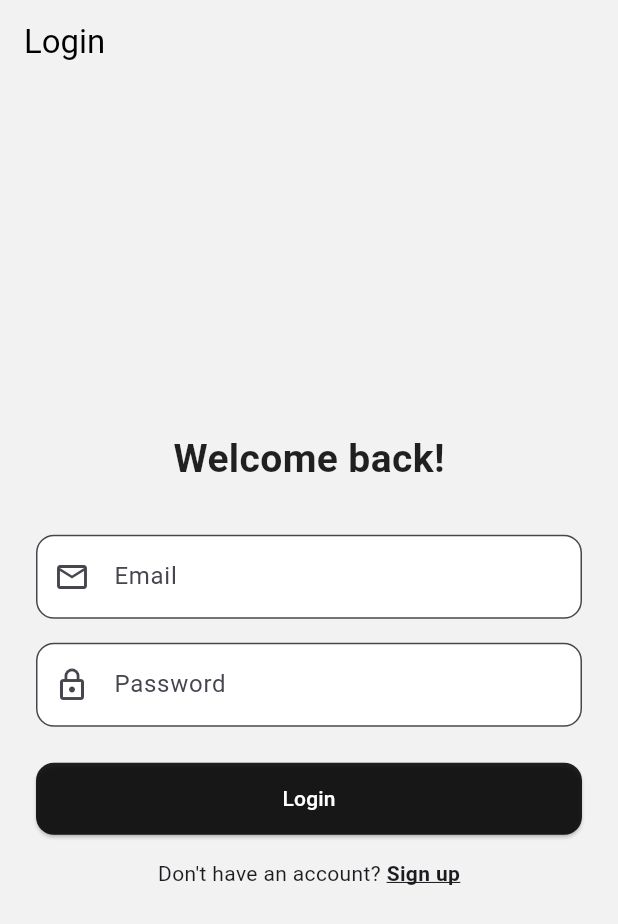
After one commit to doda-s/aiyur-app, a Flutter app: the screen it shows after launch, on a phone screen of 412 x 824 dp. The commit adds this screen. Shown: the top 924 px of the screen. Run offline on Flutter 3.47's test engine with Material 3 defaults, Android fonts, the phone set to English and light mode, and no system bars; our stand-ins replace firebase_core; accounts and stored records are empty.

Commit message:
refactor: create components to the auth pages

```diff
--- a/lib/main.dart
+++ b/lib/main.dart
@@ -1,5 +1,5 @@
-import 'package:aiyurapp/widgets/auth/login_page/login_page.dart';
-import 'package:aiyurapp/widgets/auth/register_page/register_page.dart';
+import 'package:aiyurapp/widgets/auth/login_page.dart';
+import 'package:aiyurapp/widgets/auth/register_page.dart';
 import 'package:flutter/material.dart';
 import 'package:aiyurapp/widgets/home_page/home_page.dart';
 import 'package:aiyurapp/widgets/list_page/list_detail_page.dart';
--- /dev/null
+++ b/lib/widgets/auth/common/auth_buttom_text.dart
@@ -0,0 +1,34 @@
+import 'package:flutter/material.dart';
+
+class AuthBottomText extends StatelessWidget {
+  final String message;
+  final String clickableText;
+  final VoidCallback onTap;
+
+  const AuthBottomText({
+    super.key,
+    required this.message,
+    required this.clickableText,
+    required this.onTap,
+  });
+
+  @override
+  Widget build(BuildContext context) {
+    return Row(
+      mainAxisAlignment: MainAxisAlignment.center,
+      children: [
+        Text(message),
+        GestureDetector(
+          onTap: onTap,
+          child: Text(
+            clickableText,
+            style: const TextStyle(
+              fontWeight: FontWeight.bold,
+              decoration: TextDecoration.underline,
+            ),
+          ),
+        ),
+      ],
+    );
+  }
+}
--- /dev/null
+++ b/lib/widgets/auth/common/auth_page_layout.dart
@@ -0,0 +1,31 @@
+import 'package:flutter/material.dart';
+
+class AuthPageLayout extends StatelessWidget {
+  final String title;
+  final Widget child;
+
+  const AuthPageLayout({
+    super.key,
+    required this.title,
+    required this.child,
+  });
+
+  @override
+  Widget build(BuildContext context) {
+    return Scaffold(
+      backgroundColor: const Color(0xFFF2F2F2),
+      appBar: AppBar(
+        title: Text(title),
+        backgroundColor: const Color(0xFFF2F2F2),
+        foregroundColor: Colors.black,
+        elevation: 0,
+      ),
+      body: Padding(
+        padding: const EdgeInsets.all(24.0),
+        child: Center(
+          child: SingleChildScrollView(child: child),
+        ),
+      ),
+    );
+  }
+}
--- /dev/null
+++ b/lib/widgets/auth/common/custom_input_field.dart
@@ -0,0 +1,33 @@
+import 'package:flutter/material.dart';
+
+class CustomInputField extends StatelessWidget {
+  final String label;
+  final IconData icon;
+  final TextEditingController controller;
+  final bool obscureText;
+
+  const CustomInputField({
+    super.key,
+    required this.label,
+    required this.icon,
+    required this.controller,
+    this.obscureText = false,
+  });
+
+  @override
+  Widget build(BuildContext context) {
+    return TextField(
+      controller: controller,
+      obscureText: obscureText,
+      decoration: InputDecoration(
+        labelText: label,
+        prefixIcon: Icon(icon),
+        filled: true,
+        fillColor: Colors.white,
+        border: OutlineInputBorder(
+          borderRadius: BorderRadius.circular(12),
+        ),
+      ),
+    );
+  }
+}
--- /dev/null
+++ b/lib/widgets/auth/common/primary_button.dart
@@ -0,0 +1,27 @@
+import 'package:flutter/material.dart';
+
+class PrimaryButton extends StatelessWidget {
+  final String text;
+  final VoidCallback onPressed;
+
+  const PrimaryButton({super.key, required this.text, required this.onPressed});
+
+  @override
+  Widget build(BuildContext context) {
+    return SizedBox(
+      width: double.infinity,
+      child: ElevatedButton(
+        style: ElevatedButton.styleFrom(
+          backgroundColor: Colors.black87,
+          foregroundColor: Colors.white,
+          padding: const EdgeInsets.symmetric(vertical: 14),
+          shape: RoundedRectangleBorder(
+            borderRadius: BorderRadius.circular(12),
+          ),
+        ),
+        onPressed: onPressed,
+        child: Text(text),
+      ),
+    );
+  }
+}
--- /dev/null
+++ b/lib/widgets/auth/login_page.dart
@@ -0,0 +1,67 @@
+import 'package:aiyurapp/widgets/auth/common/auth_buttom_text.dart';
+import 'package:aiyurapp/widgets/auth/common/auth_page_layout.dart';
+import 'package:aiyurapp/widgets/auth/common/custom_input_field.dart';
+import 'package:aiyurapp/widgets/auth/common/primary_button.dart';
+import 'package:aiyurapp/widgets/auth/register_page.dart';
+import 'package:flutter/material.dart';
+class LoginPage extends StatelessWidget {
+  const LoginPage({super.key});
+
+  @override
+  Widget build(BuildContext context) {
+    final emailController = TextEditingController();
+    final passwordController = TextEditingController();
+
+    return AuthPageLayout(
+      title: "Login",
+      child: Column(
+        mainAxisAlignment: MainAxisAlignment.center,
+        children: [
+          const Text(
+            "Welcome back!",
+            style: TextStyle(
+              fontSize: 26,
+              fontWeight: FontWeight.bold,
+              color: Colors.black87,
+            ),
+          ),
+          const SizedBox(height: 32),
+
+          CustomInputField(
+            label: "Email",
+            icon: Icons.email_outlined,
+            controller: emailController,
+          ),
+          const SizedBox(height: 16),
+
+          CustomInputField(
+            label: "Password",
+            icon: Icons.lock_outline,
+            controller: passwordController,
+            obscureText: true,
+          ),
+          const SizedBox(height: 24),
+
+          PrimaryButton(
+            text: "Login",
+            onPressed: () {
+              Navigator.pushReplacementNamed(context, '/home');
+            },
+          ),
+          const SizedBox(height: 16),
+
+          AuthBottomText(
+            message: "Don't have an account? ",
+            clickableText: "Sign up",
+            onTap: () {
+              Navigator.push(
+                context,
+                MaterialPageRoute(builder: (_) => const RegisterPage()),
+              );
+            },
+          ),
+        ],
+      ),
+    );
+  }
+}
--- /dev/null
+++ b/lib/widgets/auth/register_page.dart
@@ -0,0 +1,76 @@
+import 'package:aiyurapp/widgets/auth/common/auth_buttom_text.dart';
+import 'package:flutter/material.dart';
+import '../auth/common/auth_page_layout.dart';
+import '../auth/common/custom_input_field.dart';
+import '../auth/common/primary_button.dart';
+import 'login_page.dart';
+
+class RegisterPage extends StatelessWidget {
+  const RegisterPage({super.key});
+
+  @override
+  Widget build(BuildContext context) {
+    final nameController = TextEditingController();
+    final emailController = TextEditingController();
+    final passwordController = TextEditingController();
+
+    return AuthPageLayout(
+      title: "Create Account",
+      child: Column(
+        children: [
+          const Text(
+            "Join us today!",
+            style: TextStyle(
+              fontSize: 26,
+              fontWeight: FontWeight.bold,
+              color: Colors.black87,
+            ),
+          ),
+          const SizedBox(height: 32),
+
+          CustomInputField(
+            label: "Full Name",
+            icon: Icons.person_outline,
+            controller: nameController,
+          ),
+          const SizedBox(height: 16),
+
+          CustomInputField(
+            label: "Email",
+            icon: Icons.email_outlined,
+            controller: emailController,
+          ),
+          const SizedBox(height: 16),
+
+          CustomInputField(
+            label: "Password",
+            icon: Icons.lock_outline,
+            controller: passwordController,
+            obscureText: true,
+          ),
+          const SizedBox(height: 24),
+
+          PrimaryButton(
+            text: "Sign Up",
+            onPressed: () {
+              Navigator.pop(context); // Remove RegisterPage
+              Navigator.pushReplacementNamed(context, '/home');
+            },
+          ),
+          const SizedBox(height: 16),
+
+          AuthBottomText(
+            message: "Already have an account? ",
+            clickableText: "Login",
+            onTap: () {
+              Navigator.push(
+                context,
+                MaterialPageRoute(builder: (_) => const LoginPage()),
+              );
+            },
+          ),
+        ],
+      ),
+    );
+  }
+}
```
Also changed, not shown: lib/widgets/auth/login_page/login_page.dart (deleted, +0 -140 lines), lib/widgets/auth/register_page/register_page.dart (deleted, +0 -167 lines), 1 other file.
